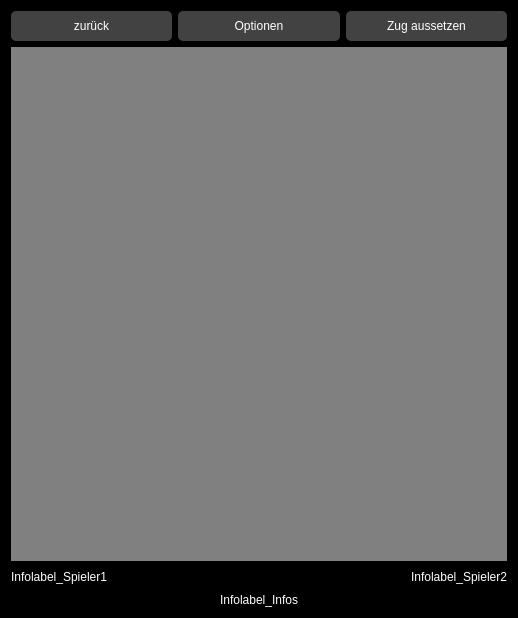
Before: the Qt Designer form gamewidget.ui in Rhagnur/BelegReversi, drawn with Qt 5.
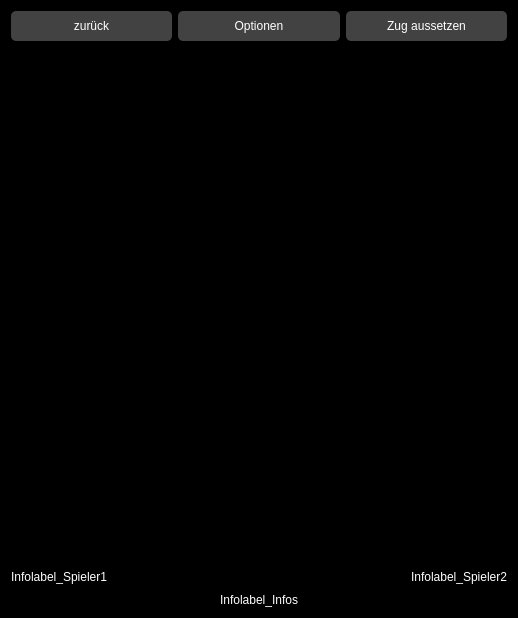
After: the same form once the commit is applied.

```diff
--- a/gamewidget.ui
+++ b/gamewidget.ui
@@ -105,7 +105,7 @@
           <enum>Qt::LeftToRight</enum>
          </property>
          <property name="styleSheet">
-          <string notr="true">background-color: grey;</string>
+          <string notr="true"/>
          </property>
          <property name="frameShadow">
           <enum>QFrame::Raised</enum>
@@ -117,7 +117,7 @@
           <enum>Qt::ScrollBarAlwaysOff</enum>
          </property>
          <property name="alignment">
-          <set>Qt::AlignLeading|Qt::AlignLeft|Qt::AlignTop</set>
+          <set>Qt::AlignCenter</set>
          </property>
         </widget>
        </item>
```
